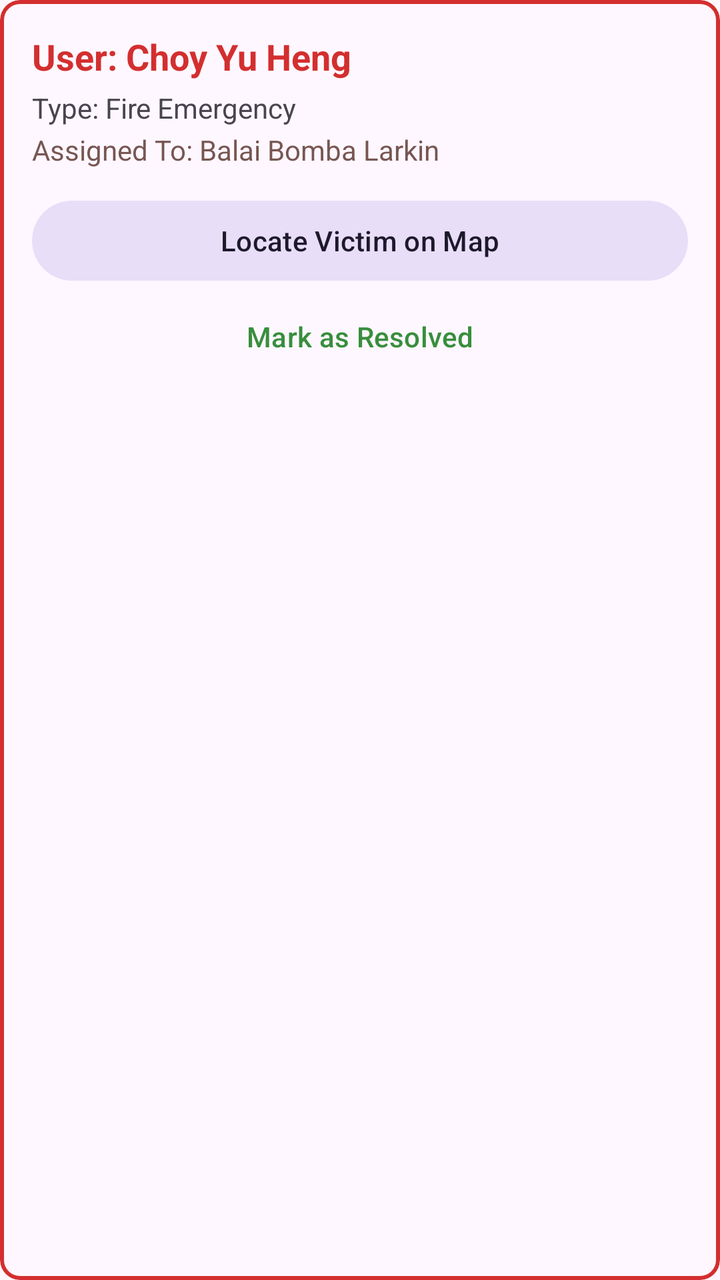
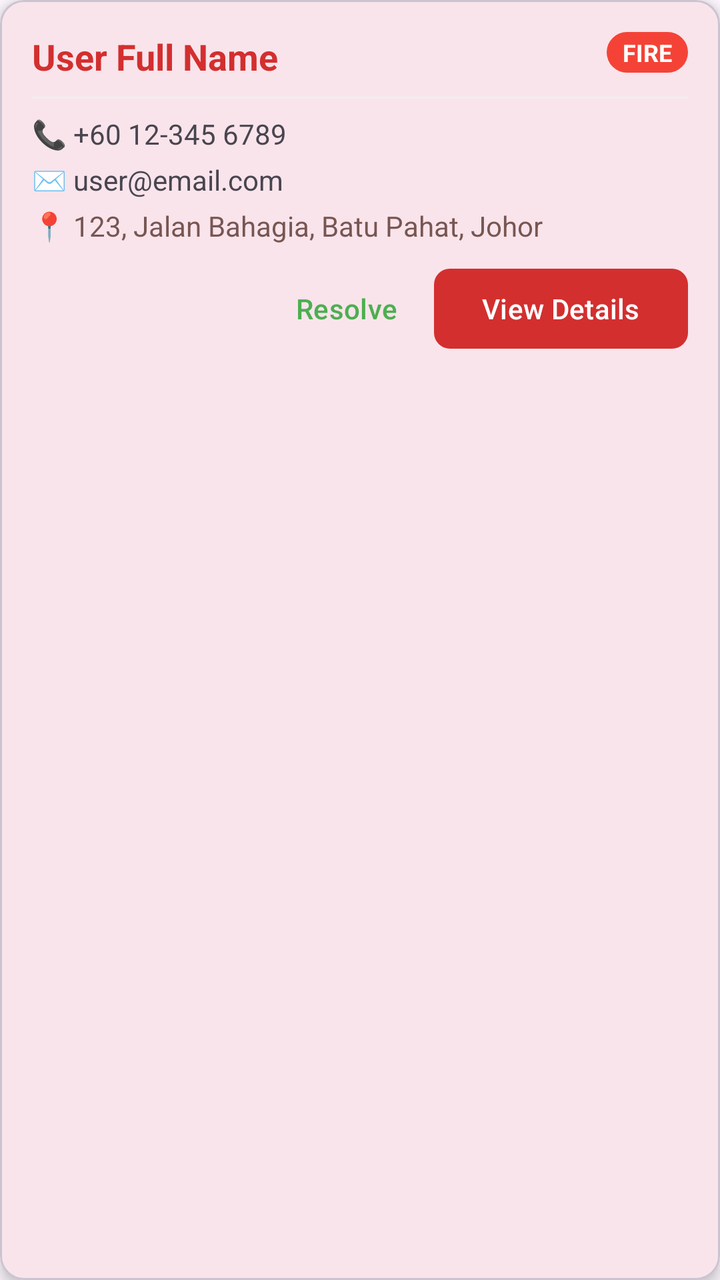

Compare the two renders of this Android layout. The source of the first and the diff that turns it into the second are given below.
<!-- AndroidManifest.xml: application theme Theme.JERAPP -->
<!-- res/layout/item_admin_alert.xml -->
<?xml version="1.0" encoding="utf-8"?>
<com.google.android.material.card.MaterialCardView xmlns:android="http://schemas.android.com/apk/res/android"
    xmlns:app="http://schemas.android.com/apk/res-auto"
    android:layout_width="match_parent"
    android:layout_height="wrap_content"
    android:layout_margin="8dp"
    app:cardCornerRadius="10dp"
    app:strokeColor="#D32F2F"
    app:strokeWidth="2dp">

    <LinearLayout
        android:layout_width="match_parent"
        android:layout_height="wrap_content"
        android:orientation="vertical"
        android:padding="16dp">

        <TextView
            android:id="@+id/adminAlertUser"
            android:layout_width="wrap_content"
            android:layout_height="wrap_content"
            android:text="User: Choy Yu Heng"
            android:textStyle="bold"
            android:textSize="18sp"
            android:textColor="#D32F2F"/>

        <TextView
            android:id="@+id/adminAlertType"
            android:layout_width="wrap_content"
            android:layout_height="wrap_content"
            android:text="Type: Fire Emergency"
            android:layout_marginTop="4dp"/>

        <TextView
            android:id="@+id/adminAlertDept"
            android:layout_width="wrap_content"
            android:layout_height="wrap_content"
            android:text="Assigned To: Balai Bomba Larkin"
            android:layout_marginTop="2dp"
            android:textColor="@color/secondary"/>

        <Button
            android:id="@+id/btnViewOnMap"
            style="@style/Widget.Material3.Button.TonalButton"
            android:layout_width="match_parent"
            android:layout_height="wrap_content"
            android:layout_marginTop="12dp"
            android:text="Locate Victim on Map" />

        
        <Button
            android:id="@+id/btnResolve"
            style="@style/Widget.Material3.Button.TextButton"
            android:layout_width="match_parent"
            android:layout_height="wrap_content"
            android:text="Mark as Resolved"
            android:textColor="#388E3C"/>

    </LinearLayout>
</com.google.android.material.card.MaterialCardView>
<!-- resources referenced by this layout -->
<resources>
  <color name="secondary">#775652</color>
  <style name="Theme.JERAPP" parent="Theme.Material3.DayNight.NoActionBar">
          
          <item name="colorPrimary">@color/primary</item>
  
          
          <item name="android:statusBarColor">@android:color/transparent</item>
          <item name="android:navigationBarColor">@android:color/transparent</item>
  
          
          
          
          <item name="android:windowLightStatusBar">false</item>
          <item name="android:windowLightNavigationBar">true</item>
  
          
          <item name="android:windowLayoutInDisplayCutoutMode">shortEdges</item>
      </style>
  <color name="primary">#D32F2F</color>
</resources>

<!-- the commit's change to res/layout/item_admin_alert.xml (unified diff, before → after) -->
@@ -1,12 +1,16 @@
 <?xml version="1.0" encoding="utf-8"?>
-<com.google.android.material.card.MaterialCardView xmlns:android="http://schemas.android.com/apk/res/android"
+<com.google.android.material.card.MaterialCardView
+    xmlns:android="http://schemas.android.com/apk/res/android"
     xmlns:app="http://schemas.android.com/apk/res-auto"
     android:layout_width="match_parent"
     android:layout_height="wrap_content"
-    android:layout_margin="8dp"
-    app:cardCornerRadius="10dp"
-    app:strokeColor="#D32F2F"
-    app:strokeWidth="2dp">
+    android:layout_marginHorizontal="12dp"
+    android:layout_marginVertical="8dp"
+    app:cardCornerRadius="12dp"
+    app:cardElevation="4dp"
+    android:clickable="true"
+    android:focusable="true"
+    android:foreground="?attr/selectableItemBackground">
 
     <LinearLayout
         android:layout_width="match_parent"
@@ -14,46 +18,83 @@
         android:orientation="vertical"
         android:padding="16dp">
 
+        <RelativeLayout
+            android:layout_width="match_parent"
+            android:layout_height="wrap_content">
+
+            <TextView
+                android:id="@+id/tvVictimName"
+                android:layout_width="wrap_content"
+                android:layout_height="wrap_content"
+                android:text="User Full Name"
+                android:textSize="18sp"
+                android:textStyle="bold"
+                android:textColor="@color/primary" />
+
+            <TextView
+                android:id="@+id/tvEmergencyTag"
+                android:layout_width="wrap_content"
+                android:layout_height="wrap_content"
+                android:layout_alignParentEnd="true"
+                android:background="@drawable/bg_tag_red"
+                android:paddingHorizontal="8dp"
+                android:paddingVertical="2dp"
+                android:text="FIRE"
+                android:textColor="@color/white"
+                android:textSize="12sp"
+                android:textStyle="bold" />
+        </RelativeLayout>
+
+        <View
+            android:layout_width="match_parent"
+            android:layout_height="1dp"
+            android:layout_marginVertical="8dp"
+            android:background="#EEEEEE" />
+
         <TextView
-            android:id="@+id/adminAlertUser"
+            android:id="@+id/tvVictimPhone"
             android:layout_width="wrap_content"
             android:layout_height="wrap_content"
-            android:text="User: Choy Yu Heng"
-            android:textStyle="bold"
-            android:textSize="18sp"
-            android:textColor="#D32F2F"/>
+            android:text="📞 +60 12-345 6789"
+            android:layout_marginBottom="4dp"/>
 
         <TextView
-            android:id="@+id/adminAlertType"
+            android:id="@+id/tvVictimEmail"
             android:layout_width="wrap_content"
             android:layout_height="wrap_content"
-            android:text="Type: Fire Emergency"
-            android:layout_marginTop="4dp"/>
+            android:text="✉️ user@email.com"
+            android:layout_marginBottom="4dp"/>
 
         <TextView
-            android:id="@+id/adminAlertDept"
-            android:layout_width="wrap_content"
-            android:layout_height="wrap_content"
-            android:text="Assigned To: Balai Bomba Larkin"
-            android:layout_marginTop="2dp"
-            android:textColor="@color/secondary"/>
-
-        <Button
-            android:id="@+id/btnViewOnMap"
-            style="@style/Widget.Material3.Button.TonalButton"
+            android:id="@+id/tvVictimAddress"
             android:layout_width="match_parent"
             android:layout_height="wrap_content"
-            android:layout_marginTop="12dp"
-            android:text="Locate Victim on Map" />
+            android:text="📍 123, Jalan Bahagia, Batu Pahat, Johor"
+            android:maxLines="2"
+            android:ellipsize="end"
+            android:textColor="@color/secondary"
+            android:layout_marginBottom="8dp"/>
 
-        
-        <Button
-            android:id="@+id/btnResolve"
-            style="@style/Widget.Material3.Button.TextButton"
+        <LinearLayout
             android:layout_width="match_parent"
             android:layout_height="wrap_content"
-            android:text="Mark as Resolved"
-            android:textColor="#388E3C"/>
+            android:orientation="horizontal"
+            android:gravity="end">
 
+            <com.google.android.material.button.MaterialButton
+                android:id="@+id/btnResolveAlert"
+                style="@style/Widget.Material3.Button.TextButton"
+                android:layout_width="wrap_content"
+                android:layout_height="wrap_content"
+                android:text="Resolve"
+                android:textColor="#4CAF50" />
+
+            <com.google.android.material.button.MaterialButton
+                android:id="@+id/btnViewDetails"
+                android:layout_width="wrap_content"
+                android:layout_height="wrap_content"
+                android:text="View Details"
+                app:cornerRadius="8dp" />
+        </LinearLayout>
     </LinearLayout>
 </com.google.android.material.card.MaterialCardView>
<!-- resource entries referenced after the edit -->
@@ -1,6 +1,13 @@
 <!-- resources referenced by this layout -->
 <resources>
   <color name="secondary">#775652</color>
+  <color name="white">#FFFFFF</color>
+  <!-- drawable bg_tag_red (drawable) -->
+  <?xml version="1.0" encoding="utf-8"?>
+  <shape xmlns:android="http://schemas.android.com/apk/res/android">
+      <solid android:color="#F44336" />
+      <corners android:radius="16dp" />
+  </shape>
   <style name="Theme.JERAPP" parent="Theme.Material3.DayNight.NoActionBar">
           
           <item name="colorPrimary">@color/primary</item>
